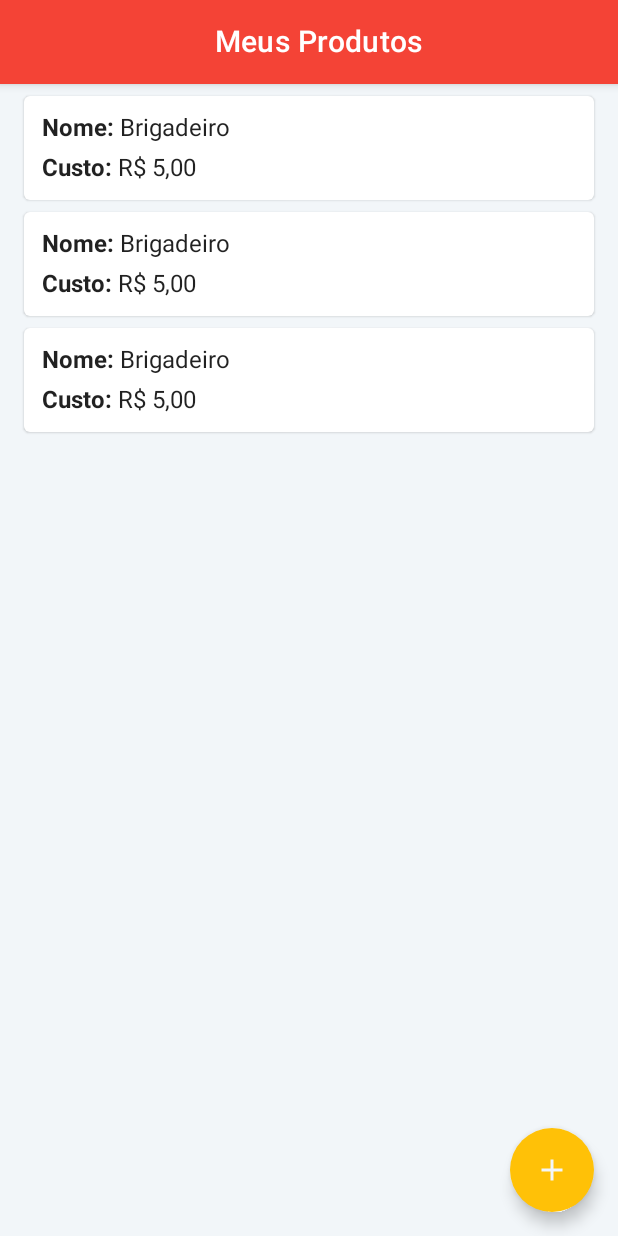
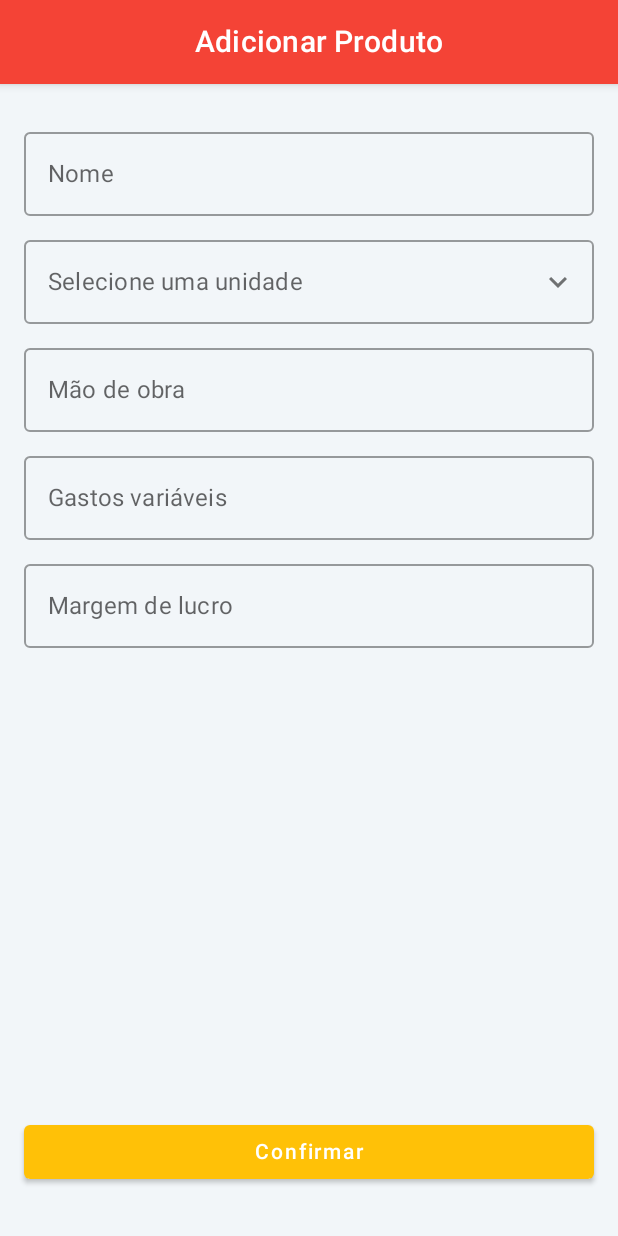
Before and after one commit to jvsena42/baking_calculator, an Android app built with Jetpack Compose: the add_product screen opened through its navigation route, on a phone screen of 412 x 824 dp. Run offline under Robolectric (Android 15) with nearby library versions, the phone set to English and light mode, and no system bars; our stand-ins replace Dagger/Hilt's generated code.

Commit message:
feat: text fields wip

```diff
--- a/app/src/main/java/com/bulletapps/candypricer/presentation/ui/scenes/main/MainActivity.kt
+++ b/app/src/main/java/com/bulletapps/candypricer/presentation/ui/scenes/main/MainActivity.kt
@@ -7,6 +7,7 @@ import androidx.activity.viewModels
 import androidx.navigation.NavController
 import androidx.navigation.NavGraphBuilder
 import androidx.navigation.compose.composable
+import com.bulletapps.candypricer.presentation.ui.scenes.main.addProduct.ScreenAddProduct
 import com.bulletapps.candypricer.presentation.ui.scenes.main.addSupply.ScreenAddSupply
 import com.bulletapps.candypricer.presentation.ui.scenes.main.menu.ScreenMenu
 import com.bulletapps.candypricer.presentation.ui.scenes.main.products.ScreenProducs
@@ -45,7 +46,7 @@ class MainActivity : ComponentActivity() {
             ScreenProducs(sharedViewModel = sharedViewModel)
         }
         composable(MainViewModel.Navigation.AddProduct.router) {
-            ScreenProducs(sharedViewModel = sharedViewModel)
+            ScreenAddProduct(sharedViewModel = sharedViewModel)
         }
     }
 
--- a/app/src/main/java/com/bulletapps/candypricer/presentation/ui/scenes/main/addProduct/SreenAddProduct.kt
+++ b/app/src/main/java/com/bulletapps/candypricer/presentation/ui/scenes/main/addProduct/SreenAddProduct.kt
@@ -80,16 +80,6 @@ fun Screen(
                 modifier = Modifier.padding(horizontal = 16.dp).fillMaxWidth()
             )
 
-            OutlinedTextField(
-                value = quantity,
-                singleLine = true,
-                keyboardOptions = KeyboardOptions(keyboardType = KeyboardType.Number),
-                onValueChange = { onTextChanged(AddProductViewModel.FieldsTexts.Quantity(it)) },
-                placeholder = { Text(stringResource(R.string.five_hundred)) },
-                label = { Text(stringResource(R.string.quantity)) },
-                modifier = Modifier.fillMaxWidth().padding(horizontal = 16.dp)
-            )
-
             DropdownMenuOutlined(
                 modifier = Modifier.fillMaxWidth().padding(horizontal = 8.dp),
                 expanded = isExpanded,
@@ -105,8 +95,28 @@ fun Screen(
                 singleLine = true,
                 keyboardOptions = KeyboardOptions(keyboardType = KeyboardType.Number),
                 onValueChange = { onTextChanged(AddProductViewModel.FieldsTexts.Price(it)) },
+                placeholder = { Text(stringResource(R.string.labor_price)) },
+                label = { Text(stringResource(R.string.labor_price)) },
+                modifier = Modifier.padding(horizontal = 16.dp).fillMaxWidth()
+            )
+
+            OutlinedTextField(
+                value = price,
+                singleLine = true,
+                keyboardOptions = KeyboardOptions(keyboardType = KeyboardType.Number),
+                onValueChange = { onTextChanged(AddProductViewModel.FieldsTexts.Price(it)) },
                 placeholder = { Text(stringResource(R.string.thirty_reals)) },
-                label = { Text(stringResource(R.string.price)) },
+                label = { Text(stringResource(R.string.variable_expenses)) },
+                modifier = Modifier.padding(horizontal = 16.dp).fillMaxWidth()
+            )
+
+            OutlinedTextField(
+                value = price,
+                singleLine = true,
+                keyboardOptions = KeyboardOptions(keyboardType = KeyboardType.Number),
+                onValueChange = { onTextChanged(AddProductViewModel.FieldsTexts.Price(it)) },
+                placeholder = { Text(stringResource(R.string.ten_percent)) },
+                label = { Text(stringResource(R.string.profit_margin)) },
                 modifier = Modifier.padding(horizontal = 16.dp).fillMaxWidth()
             )
 
--- a/app/src/main/res/values/strings.xml
+++ b/app/src/main/res/values/strings.xml
@@ -16,7 +16,11 @@
     <string name="cocoa_powder">Cacau em pó</string>
     <string name="five_hundred">500</string>
     <string name="thirty_reals">R$ 30,00</string>
+    <string name="ten_percent">10%</string>
     <string name="confirm">Confirmar</string>
     <string name="select_a_unit">Selecione uma unidade</string>
     <string name="price">Preço</string>
+    <string name="labor_price">Mão de obra</string>
+    <string name="variable_expenses">Gastos variáveis</string>
+    <string name="profit_margin">Margem de lucro</string>
 </resources>
```
